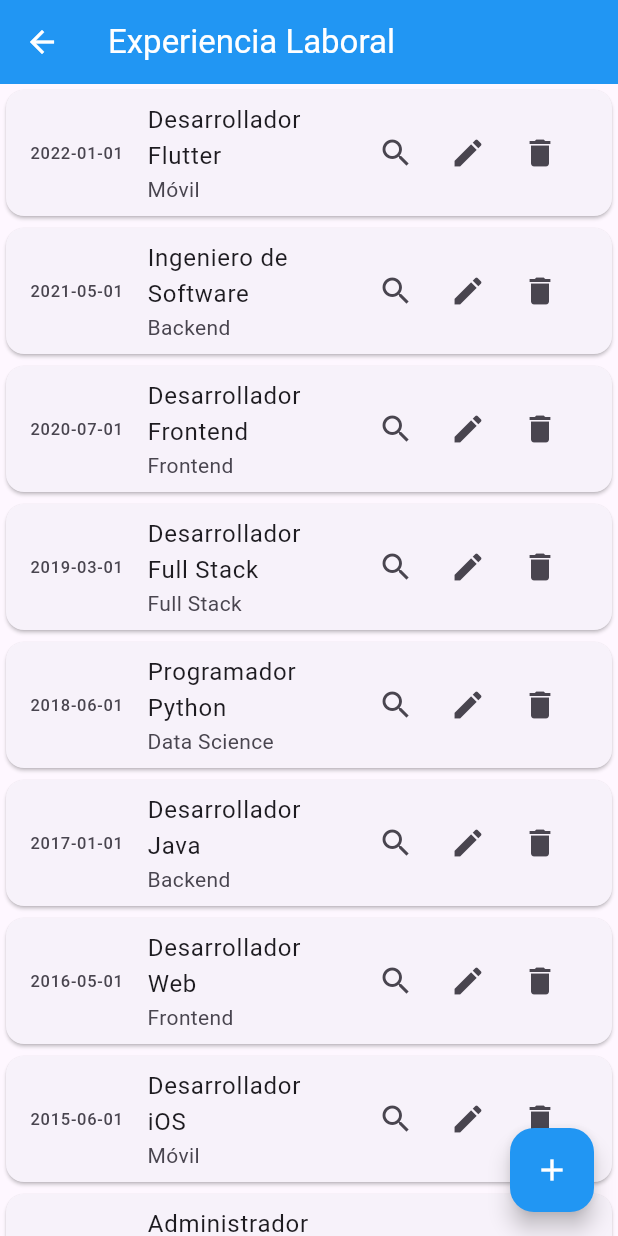
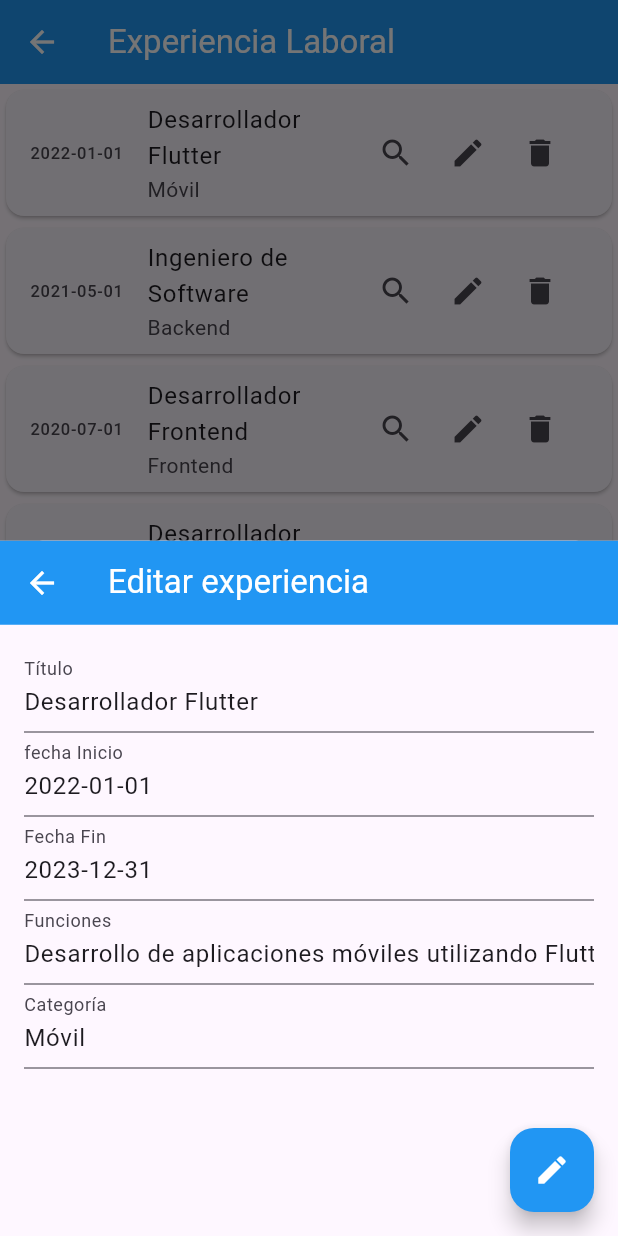
Before and after one commit to jeferson-hernandez08/FlutterADSO2873711, a Flutter app: the PrincipalExperienciaLaboral screen opened directly, after a tap on the "edit" icon, on a phone screen of 412 x 824 dp. Run offline on Flutter 3.47's test engine with Material 3 defaults, Android fonts, the phone set to English and light mode, and no system bars; our stand-ins replace get; network calls fail.

Commit message:
Video fase # 5: video # 8 CRUD Inicialización de video

```diff
--- a/Ejemplos_Flutter/curriculum_vitae_v1_adso/lib/controllers/myController.dart
+++ b/Ejemplos_Flutter/curriculum_vitae_v1_adso/lib/controllers/myController.dart
@@ -18,6 +18,10 @@ class Mycontroller extends GetxController {
 
   }
 
+  void removeItemListaExpericienciaLaboral(int index) {      // Recibe un entero index
+    _listaExperienciaLaboral.removeAt(index);                 // Esta list tiene un metodo llamdo remove para que remove nos remueve un elemento.
+  }                                                        // Borramos el elemento de esa posicion, recordemos que una lista reactiva en el momento que los removamos tambien se remueve de la aprte grafica.
+
   String get Titulo => _titulo.value;
   List get ListaExperienciaLaboral => _listaExperienciaLaboral.value;
 
--- a/Ejemplos_Flutter/curriculum_vitae_v1_adso/lib/experienciaLaboral/addEditExperienciaLaboral.dart
+++ b/Ejemplos_Flutter/curriculum_vitae_v1_adso/lib/experienciaLaboral/addEditExperienciaLaboral.dart
@@ -18,23 +18,33 @@ void limpiarCampos() {
   categoriaController.clear();
 }
 
-showModalAddEditExperiencia(context) {   // Cuando le presionemos el boton adicional le estamos diciendo que nos habra un modal
+showModalAddEditExperiencia(context, String opcionAddEdit, dynamic elementoActual) {   // Cuando le presionemos el boton adicional le estamos diciendo que nos habra un modal
+
+if (opcionAddEdit == "edit") {
+  tituloController.text = elementoActual["titulo"];
+  fechaInicioController.text = elementoActual["fechaInicio"];
+  fechaFinController.text = elementoActual["fechaFin"];
+  funcionesController.text = elementoActual["funciones"];
+  categoriaController.text = elementoActual["categoria"];     //Quede aquí ...min 25......
+}
+
   showModalBottomSheet(                 // Con la funcion showModalBottomSheet y aqui abriremos un Scaffold
     isScrollControlled: false,          // Esta propiedad nos permite visualizar de forma pequeña o grande (true o false)l elemento.
     context: context,
     builder: (context) {
     return Scaffold(
       appBar: AppBar(
-        title: Text("Ingresar Experiencia"),
+        title: Text(opcionAddEdit=="new"?"Ingresar Experiencia":"Editar experiencia"),  // Si la opcionAddEdit es igual a "new" mostramos el texto "Ingresar experiencia" si NO ponemos el texto "Editar experiencia"
         backgroundColor: Utils.primaryColor,
         foregroundColor: Utils.foregroundColor,
       ),
       floatingActionButton: FloatingActionButton(
         backgroundColor: Utils.primaryColor,
         foregroundColor: Utils.foregroundColor,
-        child: Icon(Icons.save),
+        child: opcionAddEdit=="new"?Icon(Icons.save):Icon(Icons.edit),
         onPressed: () {
           // Se ejecuta cuando se guarda un elemento de experiencia
+          if (opcionAddEdit == "new") {
             Map<String,dynamic> newItem = {
               // 'id': 10,
               'titulo': tituloController.text,
@@ -51,6 +61,10 @@ showModalAddEditExperiencia(context) {   // Cuando le presionemos el boton adici
                 backgroundColor: Colors.green[300],
                 colorText: Colors.white
             );
+          } else {
+            // Lógica para editar registro
+
+          }
       }),
       body: Padding(
         padding: const EdgeInsets.all(16.0),
--- a/Ejemplos_Flutter/curriculum_vitae_v1_adso/lib/experienciaLaboral/principalExperienciaLaboral.dart
+++ b/Ejemplos_Flutter/curriculum_vitae_v1_adso/lib/experienciaLaboral/principalExperienciaLaboral.dart
@@ -28,16 +28,17 @@ class _PrincipalExperienciaLaboralState extends State<PrincipalExperienciaLabora
         foregroundColor: Utils.foregroundColor,
         child: Icon(Icons.add),
         onPressed: (){
-          showModalAddEditExperiencia(context);  // El contexto es toda la organizacion del arbol de widget de manera gerarquica
-                                                // Donde podemos visualizar cada uno de los elementos que tenemos.
+          // Lógica para agregar una experiencia
+          showModalAddEditExperiencia(context, "new", null);    // El contexto es toda la organizacion del arbol de widget de manera gerarquica
+                                                         // Donde podemos visualizar cada uno de los elementos que tenemos.
       }),
       body: ListView.builder(      // Este elemento es un ciclo que nos permite listar todos los elementos a ttarves de tarjeta.
         itemCount: miControlador.ListaExperienciaLaboral.length,
         itemBuilder:(BuildContext context, int index) {
           return Card(
             child: ListTile(
-              title: Text(miControlador.ListaExperienciaLaboral[index]["titulo"]),    // Lista donde tenemos los diferentes elementos.
-              subtitle: Text(miControlador.ListaExperienciaLaboral[index]["categoria"]),
+              title: Text(miControlador.ListaExperienciaLaboral[index]["titulo"]),         // Lista donde tenemos los diferentes elementos.
+              subtitle: Text(miControlador.ListaExperienciaLaboral[index]["categoria"]),  // Accedemos a la lista experiencia laboral en la posicion index
               leading: Text(miControlador.ListaExperienciaLaboral[index]["fechaInicio"]),
               trailing:
                   Row(
@@ -49,10 +50,26 @@ class _PrincipalExperienciaLaboralState extends State<PrincipalExperienciaLabora
                           viewEsperienciaLaboral(context, miControlador.ListaExperienciaLaboral[index]);  // Le mandamos el context y recordemos que el context representa el arbol de widget de toda la aplicacion
                         } ,
                         icon: Icon(Icons.search)),
-                      IconButton(onPressed: (){} , icon: Icon(Icons.edit)),
                       IconButton(onPressed: (){
-                        // Lógica para eliminar
-                      } , icon: Icon(Icons.delete)),
+                        // Lógica para editar una experiencia laboral
+                        showModalAddEditExperiencia(context, "edit", miControlador.ListaExperienciaLaboral[index]);
+                      } , icon: Icon(Icons.edit)),
+                      IconButton(
+                        onPressed: (){
+                          // Lógica para eliminar un elemento de una experecia laboral.
+                          Get.defaultDialog(
+                            title: "Atención",
+                            middleText: "Esta seguro en eliminar el registro con la experiencia como ${miControlador.ListaExperienciaLaboral[index]["titulo"]}",
+                            onCancel: (){
+                              // Si da click en cancelar no nos hace nada
+                            },
+                            onConfirm: (){
+                              miControlador.removeItemListaExpericienciaLaboral(index);    // Hacemos que en el momento que presionemos removeritem le mandamos cmo parametro la lista en la posicion index.
+                              Get.back();
+                            }
+                          );
+                        } ,
+                        icon: Icon(Icons.delete)),
                     ],
                   ),
             ),
--- a/Ejemplos_Flutter/curriculum_vitae_v1_adso/lib/experienciaLaboral/viewExperienciaLaboral.dart
+++ b/Ejemplos_Flutter/curriculum_vitae_v1_adso/lib/experienciaLaboral/viewExperienciaLaboral.dart
@@ -2,8 +2,8 @@ import 'package:curriculum_vitae_v1_adso/experienciaLaboral/addEditExperienciaLa
 import 'package:flutter/material.dart';
 import '../utils/utils.dart';
 
-viewEsperienciaLaboral(context, elementoActual) {
-  showModalBottomSheet(context: context,
+viewEsperienciaLaboral(BuildContext context, Map elementoActual) {   // Recibe dos parametros: BuildContext context y elementoActual que es el map experiencia data.
+  showModalBottomSheet(context: context,                             // Es buena practica asignar el tipo de dato que vamos a recibir.
   isScrollControlled: true,              // Esta propiedad nos permite visualizar de forma pequeña o grande (true o false)l elemento.
   builder: (context){
     return Scaffold(
```
Lines whose indentation alone changed are shown as unchanged.
